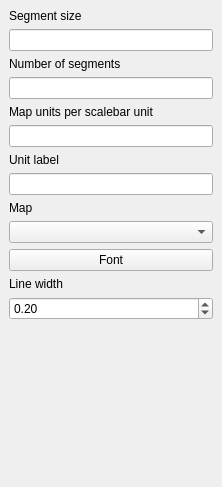
qgis/QGIS, file src/ui/qgscomposerscalebarbase.ui: the form before one commit.
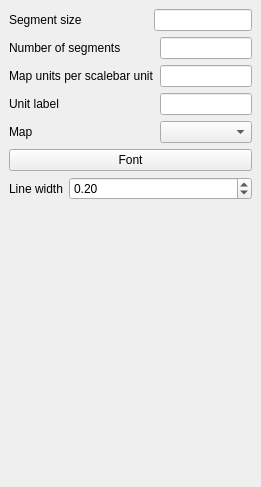
The form after the commit.

Commit message: Fix for ticket #772 (map composer details pane displays incorrectly). Detail panes for all map composer items tidied up and rearranged to use less vertical space. Replaced Q3 widgets by Qt4 widgets

```diff
--- a/src/ui/qgscomposerscalebarbase.ui
+++ b/src/ui/qgscomposerscalebarbase.ui
@@ -8,7 +8,7 @@
    <rect>
     <x>0</x>
     <y>0</y>
-    <width>222</width>
+    <width>261</width>
     <height>487</height>
    </rect>
   </property>
@@ -23,17 +23,25 @@
   <property name="windowTitle" >
    <string>Barscale Options</string>
   </property>
-  <layout class="QVBoxLayout" >
+  <layout class="QGridLayout" >
    <property name="margin" >
     <number>9</number>
    </property>
    <property name="spacing" >
     <number>6</number>
    </property>
+   <item row="2" column="0" >
+    <layout class="QHBoxLayout" >
+     <property name="margin" >
+      <number>0</number>
+     </property>
+     <property name="spacing" >
+      <number>6</number>
+     </property>
    <item>
-    <widget class="QLabel" name="textLabel1_3" >
+      <widget class="QLabel" name="textLabel1_4" >
      <property name="text" >
-      <string>Segment size</string>
+        <string>Line width</string>
      </property>
      <property name="buddy" >
       <cstring>mSegmentLengthLineEdit</cstring>
@@ -41,35 +49,40 @@
     </widget>
    </item>
    <item>
+      <widget class="QDoubleSpinBox" name="mLineWidthSpinBox" >
+       <property name="sizePolicy" >
+        <sizepolicy>
+         <hsizetype>7</hsizetype>
+         <vsizetype>0</vsizetype>
+         <horstretch>0</horstretch>
+         <verstretch>0</verstretch>
+        </sizepolicy>
+       </property>
+       <property name="minimum" >
+        <double>0.010000000000000</double>
+       </property>
+       <property name="singleStep" >
+        <double>0.100000000000000</double>
+       </property>
+       <property name="value" >
+        <double>0.200000000000000</double>
+       </property>
+      </widget>
+     </item>
+    </layout>
+   </item>
+   <item row="0" column="0" >
+    <layout class="QGridLayout" >
+     <property name="margin" >
+      <number>0</number>
+     </property>
+     <property name="spacing" >
+      <number>6</number>
+     </property>
+     <item row="0" column="1" colspan="2" >
     <widget class="QLineEdit" name="mSegmentLengthLineEdit" />
    </item>
-   <item>
-    <widget class="QLabel" name="textLabel2" >
-     <property name="text" >
-      <string>Number of segments</string>
-     </property>
-     <property name="buddy" >
-      <cstring>mNumSegmentsLineEdit</cstring>
-     </property>
-    </widget>
-   </item>
-   <item>
-    <widget class="QLineEdit" name="mNumSegmentsLineEdit" />
-   </item>
-   <item>
-    <widget class="QLabel" name="textLabel2_2" >
-     <property name="text" >
-      <string>Map units per scalebar unit</string>
-     </property>
-     <property name="buddy" >
-      <cstring>mMapUnitsPerUnitLineEdit</cstring>
-     </property>
-    </widget>
-   </item>
-   <item>
-    <widget class="QLineEdit" name="mMapUnitsPerUnitLineEdit" />
-   </item>
-   <item>
+     <item row="3" column="0" >
     <widget class="QLabel" name="textLabel1_2" >
      <property name="text" >
       <string>Unit label</string>
@@ -79,35 +92,17 @@
      </property>
     </widget>
    </item>
-   <item>
+     <item row="3" column="2" >
     <widget class="QLineEdit" name="mUnitLabelLineEdit" />
    </item>
-   <item>
-    <widget class="QLabel" name="textLabel1" >
-     <property name="sizePolicy" >
-      <sizepolicy>
-       <hsizetype>7</hsizetype>
-       <vsizetype>0</vsizetype>
-       <horstretch>0</horstretch>
-       <verstretch>0</verstretch>
-      </sizepolicy>
-     </property>
-     <property name="text" >
-      <string>Map</string>
-     </property>
-     <property name="buddy" >
-      <cstring>mMapComboBox</cstring>
-     </property>
-    </widget>
-   </item>
-   <item>
+     <item row="4" column="2" >
     <widget class="QComboBox" name="mMapComboBox" >
      <property name="enabled" >
       <bool>true</bool>
      </property>
      <property name="sizePolicy" >
       <sizepolicy>
-       <hsizetype>5</hsizetype>
+         <hsizetype>7</hsizetype>
        <vsizetype>0</vsizetype>
        <horstretch>0</horstretch>
        <verstretch>0</verstretch>
@@ -115,7 +110,63 @@
      </property>
     </widget>
    </item>
-   <item>
+     <item row="4" column="0" >
+      <widget class="QLabel" name="textLabel1" >
+       <property name="sizePolicy" >
+        <sizepolicy>
+         <hsizetype>7</hsizetype>
+         <vsizetype>0</vsizetype>
+         <horstretch>0</horstretch>
+         <verstretch>0</verstretch>
+        </sizepolicy>
+       </property>
+       <property name="text" >
+        <string>Map</string>
+       </property>
+       <property name="buddy" >
+        <cstring>mMapComboBox</cstring>
+       </property>
+      </widget>
+     </item>
+     <item row="0" column="0" >
+      <widget class="QLabel" name="textLabel1_3" >
+       <property name="text" >
+        <string>Segment size</string>
+       </property>
+       <property name="buddy" >
+        <cstring>mSegmentLengthLineEdit</cstring>
+       </property>
+      </widget>
+     </item>
+     <item row="1" column="2" >
+      <widget class="QLineEdit" name="mNumSegmentsLineEdit" />
+     </item>
+     <item row="2" column="2" >
+      <widget class="QLineEdit" name="mMapUnitsPerUnitLineEdit" />
+     </item>
+     <item row="2" column="0" colspan="2" >
+      <widget class="QLabel" name="textLabel2_2" >
+       <property name="text" >
+        <string>Map units per scalebar unit</string>
+       </property>
+       <property name="buddy" >
+        <cstring>mMapUnitsPerUnitLineEdit</cstring>
+       </property>
+      </widget>
+     </item>
+     <item row="1" column="0" colspan="2" >
+      <widget class="QLabel" name="textLabel2" >
+       <property name="text" >
+        <string>Number of segments</string>
+       </property>
+       <property name="buddy" >
+        <cstring>mNumSegmentsLineEdit</cstring>
+       </property>
+      </widget>
+     </item>
+    </layout>
+   </item>
+   <item row="1" column="0" >
     <widget class="QPushButton" name="mFontButton" >
      <property name="sizePolicy" >
       <sizepolicy>
@@ -130,38 +181,7 @@
      </property>
     </widget>
    </item>
-   <item>
-    <widget class="QLabel" name="textLabel1_4" >
-     <property name="text" >
-      <string>Line width</string>
-     </property>
-     <property name="buddy" >
-      <cstring>mLineWidthSpinBox</cstring>
-     </property>
-    </widget>
-   </item>
-   <item>
-    <widget class="QDoubleSpinBox" name="mLineWidthSpinBox" >
-     <property name="sizePolicy" >
-      <sizepolicy>
-       <hsizetype>7</hsizetype>
-       <vsizetype>0</vsizetype>
-       <horstretch>0</horstretch>
-       <verstretch>0</verstretch>
-      </sizepolicy>
-     </property>
-     <property name="minimum" >
-      <double>0.01</double>
-     </property>
-     <property name="singleStep" >
-      <double>0.1</double>
-     </property>
-     <property name="value" >
-      <double>0.2</double>
-     </property>
-    </widget>
-   </item>
-   <item>
+   <item row="3" column="0" >
     <spacer>
      <property name="orientation" >
       <enum>Qt::Vertical</enum>
@@ -171,8 +191,8 @@
      </property>
      <property name="sizeHint" >
       <size>
-       <width>26</width>
-       <height>35</height>
+       <width>204</width>
+       <height>231</height>
       </size>
      </property>
     </spacer>
```
Left out of the diff: 5 changed lines with no effect on the pictures. Lines whose indentation alone changed are shown as unchanged. The commit also changes 5 other files.
